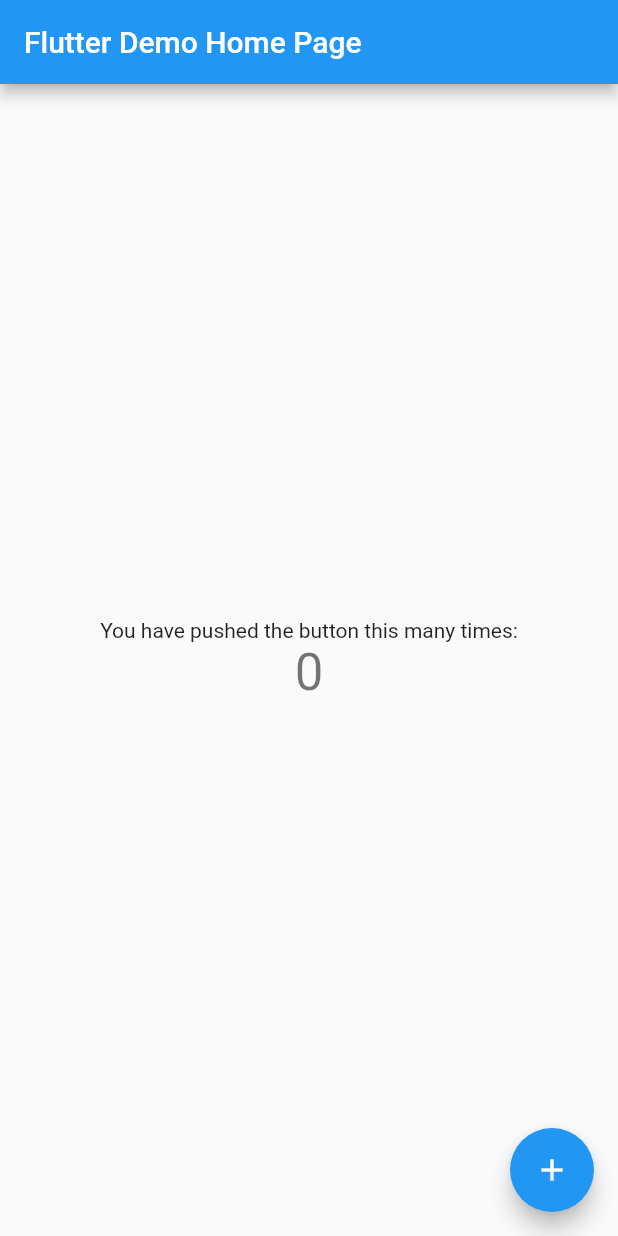
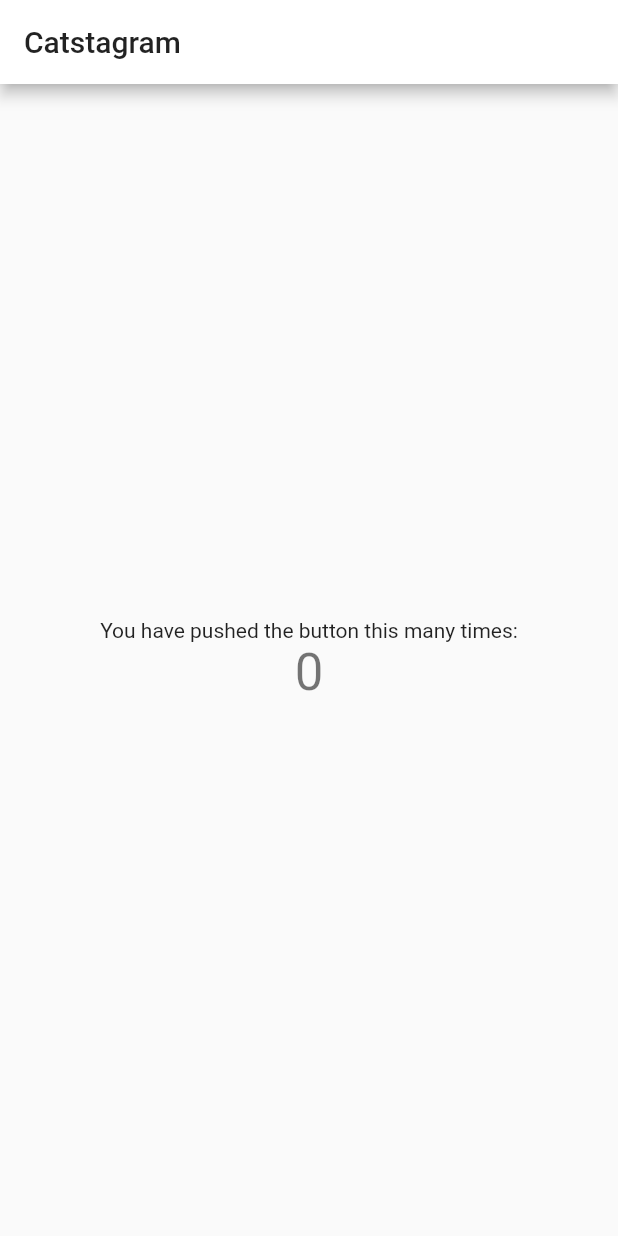
Before and after one commit to smartbos/catstagram-app, a Flutter app: the screen it shows after launch, on a phone screen of 412 x 824 dp. Run offline on Flutter 3.47's test engine with Material 2 defaults, Android fonts, the phone set to English and light mode, and no system bars.

Commit message:
styling app bar, remove floating button

```diff
--- a/lib/main.dart
+++ b/lib/main.dart
@@ -7,7 +7,7 @@ class MyApp extends StatelessWidget {
   @override
   Widget build(BuildContext context) {
     return MaterialApp(
-      title: 'Flutter Demo',
+      title: 'Catstagram',
       theme: ThemeData(
         // This is the theme of your application.
         //
@@ -20,13 +20,13 @@ class MyApp extends StatelessWidget {
         // is not restarted.
         primarySwatch: Colors.blue,
       ),
-      home: MyHomePage(title: 'Flutter Demo Home Page'),
+      home: MyHomePage(),
     );
   }
 }
 
 class MyHomePage extends StatefulWidget {
-  MyHomePage({Key key, this.title}) : super(key: key);
+  MyHomePage({Key key}) : super(key: key);
 
   // This widget is the home page of your application. It is stateful, meaning
   // that it has a State object (defined below) that contains fields that affect
@@ -36,8 +36,6 @@ class MyHomePage extends StatefulWidget {
   // case the title) provided by the parent (in this case the App widget) and
   // used by the build method of the State. Fields in a Widget subclass are
   // always marked "final".
-
-  final String title;
 
   @override
   _MyHomePageState createState() => _MyHomePageState();
@@ -69,7 +67,8 @@ class _MyHomePageState extends State<MyHomePage> {
       appBar: AppBar(
         // Here we take the value from the MyHomePage object that was created by
         // the App.build method, and use it to set our appbar title.
-        title: Text(widget.title),
+        title: Text('Catstagram', style: TextStyle(color: Colors.black87)),
+        backgroundColor: Colors.white,
       ),
       body: Center(
         // Center is a layout widget. It takes a single child and positions it
@@ -101,11 +100,6 @@ class _MyHomePageState extends State<MyHomePage> {
           ],
         ),
       ),
-      floatingActionButton: FloatingActionButton(
-        onPressed: _incrementCounter,
-        tooltip: 'Increment',
-        child: Icon(Icons.add),
-      ), // This trailing comma makes auto-formatting nicer for build methods.
     );
   }
 }
```
